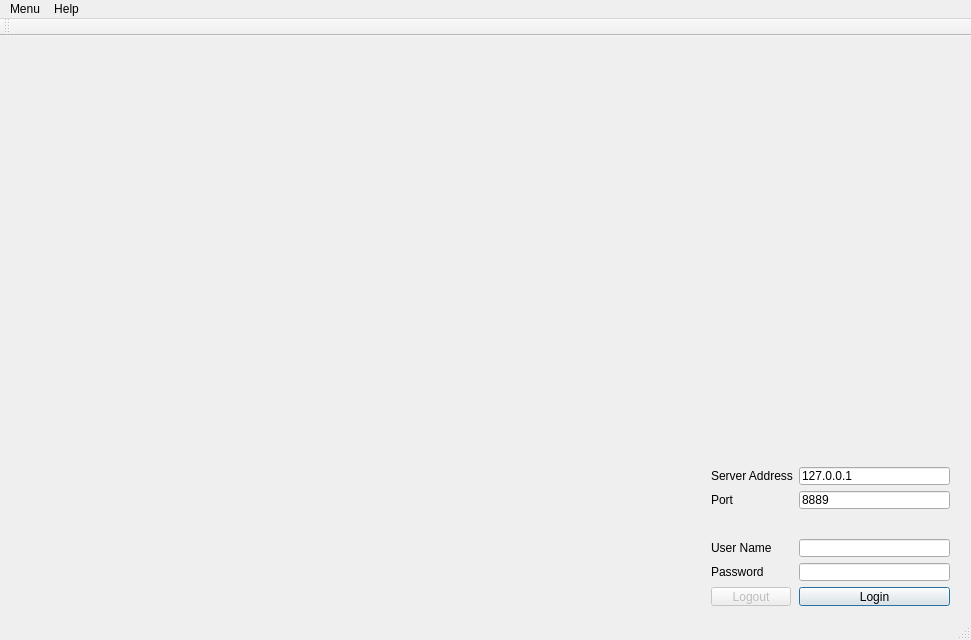
This is Client.Qt/MainWindow.ui in HadesD/CaroOnline as Qt 5 draws it before an edit. The edited form follows.
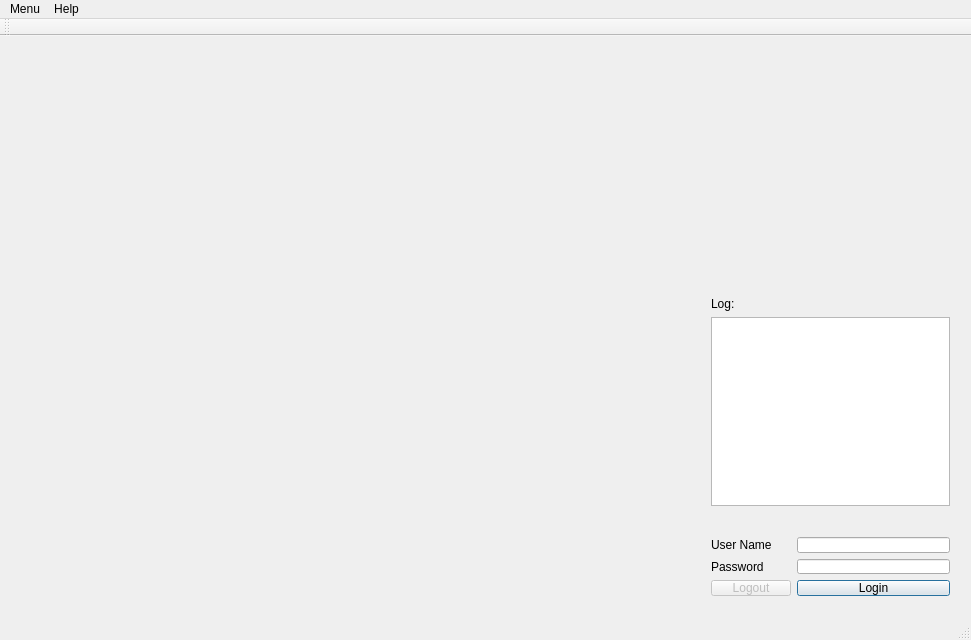
This is the edited form.

Commit message: Send SET_MOVE to server

```diff
--- a/Client.Qt/MainWindow.ui
+++ b/Client.Qt/MainWindow.ui
@@ -26,7 +26,7 @@
       <x>10</x>
       <y>10</y>
       <width>681</width>
-      <height>571</height>
+      <height>561</height>
      </rect>
     </property>
     <layout class="QGridLayout" name="gameBoardLayout"/>
@@ -35,43 +35,13 @@
     <property name="geometry">
      <rect>
       <x>700</x>
-      <y>420</y>
+      <y>490</y>
       <width>261</width>
-      <height>161</height>
+      <height>81</height>
      </rect>
     </property>
     <layout class="QFormLayout" name="loginFormLayout">
-     <item row="5" column="1">
-      <widget class="QPushButton" name="loginButton">
-       <property name="text">
-        <string>Login</string>
-       </property>
-       <property name="default">
-        <bool>true</bool>
-       </property>
-      </widget>
-     </item>
      <item row="0" column="0">
-      <widget class="QLabel" name="serverAdrLabel">
-       <property name="text">
-        <string>Server Address</string>
-       </property>
-       <property name="textFormat">
-        <enum>Qt::PlainText</enum>
-       </property>
-      </widget>
-     </item>
-     <item row="0" column="1">
-      <widget class="QLineEdit" name="serverAdrInput">
-       <property name="locale">
-        <locale language="English" country="UnitedStates"/>
-       </property>
-       <property name="text">
-        <string>127.0.0.1</string>
-       </property>
-      </widget>
-     </item>
-     <item row="3" column="0">
       <widget class="QLabel" name="userNameLabel">
        <property name="text">
         <string>User Name</string>
@@ -81,34 +51,14 @@
        </property>
       </widget>
      </item>
-     <item row="4" column="1">
-      <widget class="QLineEdit" name="passwordInput">
-       <property name="locale">
-        <locale language="English" country="UnitedStates"/>
-       </property>
-      </widget>
-     </item>
-     <item row="3" column="1">
+     <item row="0" column="1">
       <widget class="QLineEdit" name="userNameInput">
        <property name="locale">
         <locale language="English" country="UnitedStates"/>
        </property>
       </widget>
      </item>
-     <item row="2" column="0" colspan="2">
-      <spacer name="horizontalSpacer">
-       <property name="orientation">
-        <enum>Qt::Horizontal</enum>
-       </property>
-       <property name="sizeHint" stdset="0">
-        <size>
-         <width>40</width>
-         <height>20</height>
-        </size>
-       </property>
-      </spacer>
-     </item>
-     <item row="4" column="0">
+     <item row="1" column="0">
       <widget class="QLabel" name="passwordLabel">
        <property name="text">
         <string>Password</string>
@@ -118,7 +68,17 @@
        </property>
       </widget>
      </item>
-     <item row="5" column="0">
+     <item row="1" column="1">
+      <widget class="QLineEdit" name="passwordInput">
+       <property name="locale">
+        <locale language="English" country="UnitedStates"/>
+       </property>
+       <property name="echoMode">
+        <enum>QLineEdit::Password</enum>
+       </property>
+      </widget>
+     </item>
+     <item row="2" column="0">
       <widget class="QPushButton" name="logoutButton">
        <property name="enabled">
         <bool>false</bool>
@@ -134,17 +94,39 @@
        </property>
       </widget>
      </item>
-     <item row="1" column="1">
-      <widget class="QLineEdit" name="serverPortInput">
+     <item row="2" column="1">
+      <widget class="QPushButton" name="loginButton">
        <property name="text">
-        <string>8889</string>
+        <string>Login</string>
        </property>
+       <property name="default">
+        <bool>true</bool>
+       </property>
       </widget>
      </item>
-     <item row="1" column="0">
-      <widget class="QLabel" name="serverPortLabel">
+    </layout>
+   </widget>
+   <widget class="QWidget" name="verticalLayoutWidget">
+    <property name="geometry">
+     <rect>
+      <x>700</x>
+      <y>250</y>
+      <width>261</width>
+      <height>231</height>
+     </rect>
+    </property>
+    <layout class="QVBoxLayout" name="logLayout">
+     <item>
+      <widget class="QLabel" name="logLabel">
        <property name="text">
-        <string>Port</string>
+        <string>Log:</string>
+       </property>
+      </widget>
+     </item>
+     <item>
+      <widget class="QTextEdit" name="logEdit">
+       <property name="readOnly">
+        <bool>true</bool>
        </property>
       </widget>
      </item>
```
Left out of the diff: 2 changed lines with no effect on the pictures. The commit also changes 8 other files.
